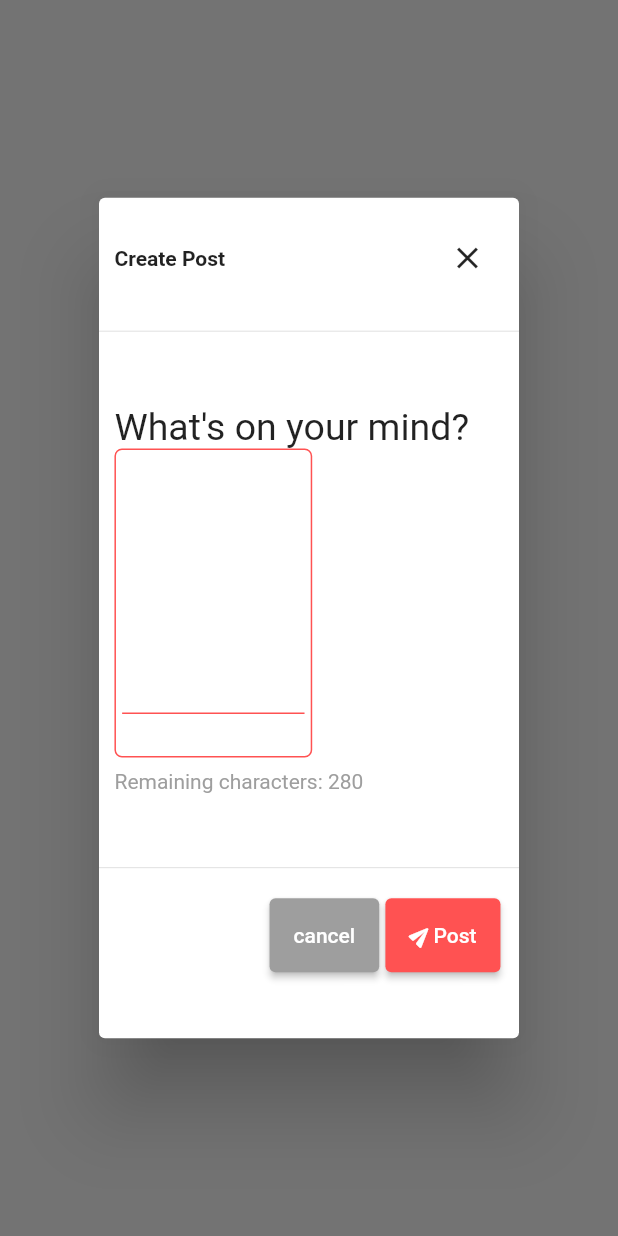
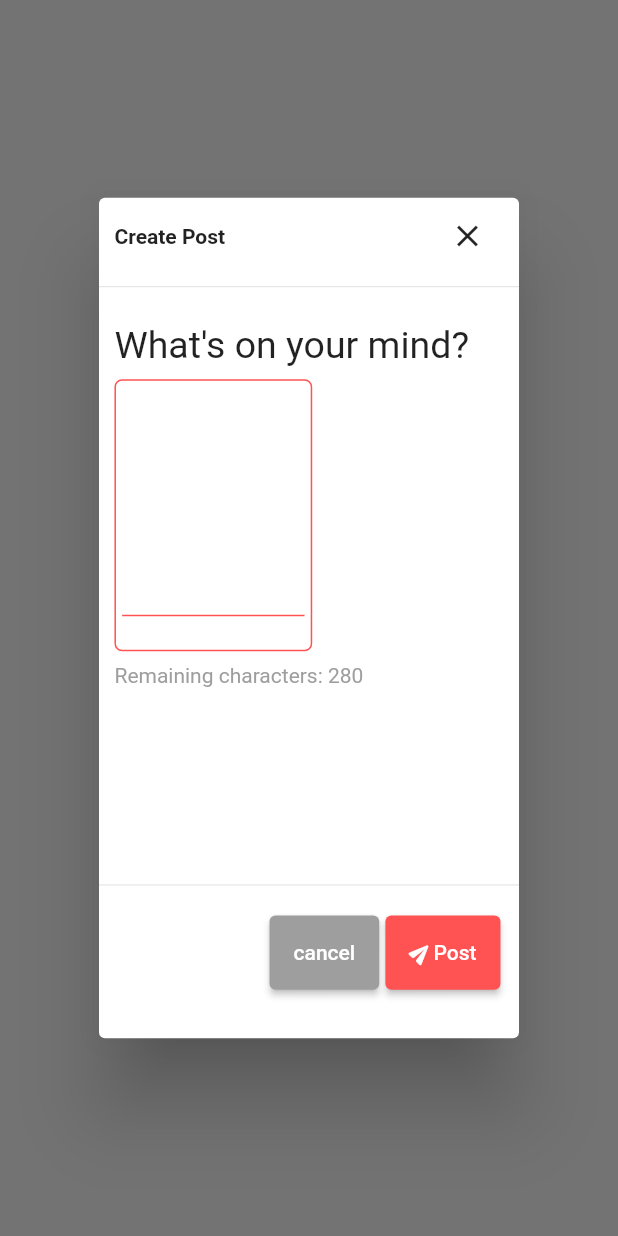
Before and after one commit to bilalhaider789/flutterweb, a Flutter app: the ShowDialog widget shown alone on an empty page, opened directly, on a phone screen of 412 x 824 dp. Run offline on Flutter 3.47's test engine with Material 2 defaults, Android fonts, the phone set to English and light mode, and no system bars.

Commit message:
UI Updaated

```diff
--- a/lib/Homepage.dart
+++ b/lib/Homepage.dart
@@ -1,6 +1,9 @@
+import 'dart:developer';
+
 import 'package:flutter/cupertino.dart';
 import 'package:flutter/material.dart';
 import 'package:flutter/services.dart';
+import 'package:flutterweb/constant/constats.dart';
 
 class Homepage extends StatelessWidget {
   const Homepage({Key? key}) : super(key: key);
@@ -151,7 +154,6 @@ class PostBox extends StatelessWidget {
                         ),
                         onPressed: () {
                           ShowDialog(context);
-
                         },
                         child: Text(
                           "New Post",
@@ -213,7 +215,11 @@ class Wethearbox extends StatelessWidget {
             children: [
               Text("33.6°C\n38.8°C",
                   style: TextStyle(color: Colors.white, fontSize: 14)),
-              Icon(Icons.cloud, color: Colors.white, size: 40,),
+              Icon(
+                Icons.cloud,
+                color: Colors.white,
+                size: 40,
+              ),
             ],
           ),
           SizedBox(
@@ -298,17 +304,19 @@ class Wethearbox extends StatelessWidget {
 ShowDialog(BuildContext context) {
   double h = MediaQuery.of(context).size.height;
   double w = MediaQuery.of(context).size.width;
+  TextEditingController postContentController = TextEditingController();
 
   Dialog alert = Dialog(
     shape: RoundedRectangleBorder(borderRadius: BorderRadius.circular(4)),
-    child: Container(
+    child: StatefulBuilder(builder: (context, snapshot) {
+      return Container(
         height: h * 0.68,
         width: w * 0.38,
         child: Column(
           children: [
             Padding(
-            padding:
-                EdgeInsets.symmetric(horizontal: w * 0.025, vertical: h * 0.02),
+              padding: EdgeInsets.symmetric(
+                  horizontal: w * 0.025, vertical: h * 0.002),
               child: Row(
                 mainAxisAlignment: MainAxisAlignment.spaceBetween,
                 children: [
@@ -327,21 +335,25 @@ ShowDialog(BuildContext context) {
             ),
             Divider(),
             Container(
-            padding: EdgeInsets.only(top: h * 0.05, left: w * 0.025, right: w * 0.025),
+              padding: EdgeInsets.only(
+                  top: h * 0.02, left: w * 0.025, right: w * 0.025),
               child: Column(
                 crossAxisAlignment: CrossAxisAlignment.start,
                 children: [
                   Row(
                     mainAxisAlignment: MainAxisAlignment.start,
                     children: [
-                    Text(
+                      Padding(
+                        padding: EdgeInsets.only(bottom: h * 0.01),
+                        child: Text(
                           "What's on your mind?",
                           style: TextStyle(fontSize: 25),
+                        ),
                       ),
                     ],
                   ),
                   Container(
-                  height: h * 0.25,
+                    height: h * 0.22,
                     width: w * 0.32,
                     decoration: BoxDecoration(
                         borderRadius: BorderRadius.circular(5),
@@ -349,7 +361,10 @@ ShowDialog(BuildContext context) {
                     child: Padding(
                       padding: EdgeInsets.symmetric(horizontal: w * 0.01),
                       child: TextField(
-                      onChanged: (value) {},
+                        controller: postContentController,
+                        onChanged: (value) {
+                          snapshot.call(() {});
+                        },
                         cursorColor: Colors.redAccent,
                         decoration: InputDecoration(
                           enabledBorder: UnderlineInputBorder(
@@ -359,7 +374,7 @@ ShowDialog(BuildContext context) {
                             borderSide: BorderSide(color: Colors.redAccent),
                           ),
                         ),
-                      maxLines: 8,
+                        maxLines: 7,
                       ),
                     ),
                   ),
@@ -367,14 +382,14 @@ ShowDialog(BuildContext context) {
                     height: h * 0.01,
                   ),
                   Text(
-                  "Remaining characters: 280",
+                    "Remaining characters: ${maxAllowedWord - postContentController.text.length}",
                     style: TextStyle(color: Colors.grey),
                   )
                 ],
               ),
             ),
             SizedBox(
-            height: h * 0.05,
+              height: h * 0.15,
             ),
             Divider(),
             SizedBox(
@@ -387,7 +402,9 @@ ShowDialog(BuildContext context) {
                   height: h * 0.06,
                   padding: EdgeInsets.only(right: w * 0.01),
                   child: ElevatedButton(
-                  onPressed: () {},
+                    onPressed: () {
+                      Navigator.pop(context);
+                    },
                     style: ButtonStyle(
                       backgroundColor:
                           MaterialStateProperty.all<Color>(Colors.grey),
@@ -441,7 +458,8 @@ ShowDialog(BuildContext context) {
             )
           ],
         ),
-    ),
+      );
+    }),
   );
   showDialog(
     context: context,
--- /dev/null
+++ b/lib/constant/constats.dart
@@ -0,0 +1 @@
+final int maxAllowedWord = 280;
```
Lines whose indentation alone changed are shown as unchanged.
